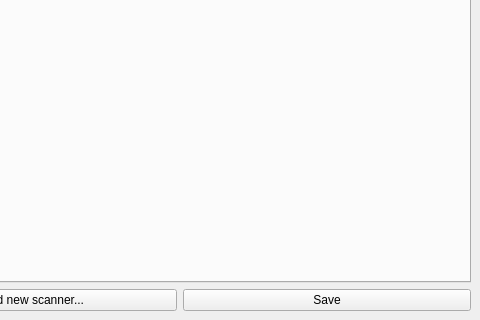
electromuis/padmiss-client, file config-window.ui: the form before one commit; both pictures show x 120 to 600 and y 247 to 567 of the 600 by 567 pixel window.
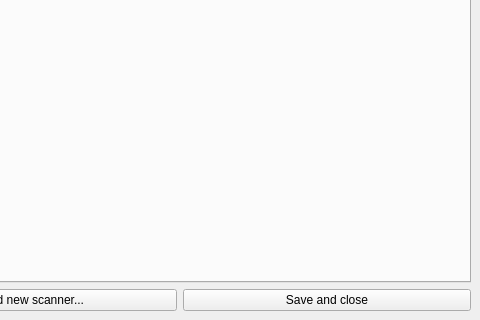
The form after the commit.

```diff
--- a/config-window.ui
+++ b/config-window.ui
@@ -116,7 +116,7 @@
       <item>
        <widget class="QPushButton" name="save">
         <property name="text">
-         <string>Save</string>
+         <string>Save and close</string>
         </property>
        </widget>
       </item>
```
